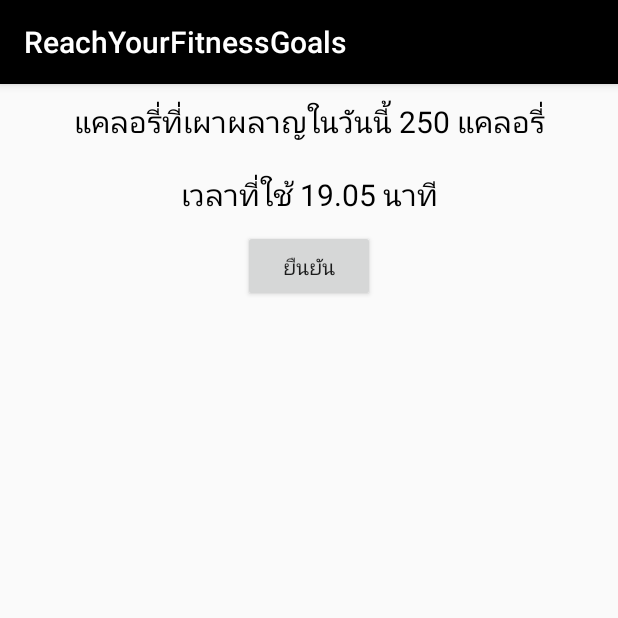
After one commit to mataskuntipalo/RYFG, an Android app: the fragment fragment_sumExe shown on its own in the app's theme, on a phone screen of 412 x 824 dp, the top half of it. The commit adds this screen. Run offline under Robolectric (Android 15) with nearby library versions, the phone set to English and light mode, and no system bars.

Commit message:
insert fonts.

```diff
--- a/ReachYourFitnessGoals_Mobile/app/src/main/java/com/finalproject/reachyourfitnessgoals/activity/LoginActivity.java
+++ b/ReachYourFitnessGoals_Mobile/app/src/main/java/com/finalproject/reachyourfitnessgoals/activity/LoginActivity.java
@@ -23,6 +23,7 @@ import com.finalproject.reachyourfitnessgoals.fragment.fragment_list;
 import com.finalproject.reachyourfitnessgoals.fragment.fragment_signUp;
 
 
+import uk.co.chrisjenx.calligraphy.CalligraphyConfig;
 import uk.co.chrisjenx.calligraphy.CalligraphyContextWrapper;
 
 public class LoginActivity extends AppCompatActivity {
@@ -38,6 +39,7 @@ public class LoginActivity extends AppCompatActivity {
     protected void onCreate(Bundle savedInstanceState) {
         super.onCreate(savedInstanceState);
         setContentView(R.layout.activity_login);
+
 
         //showIntro();
         signUp = (TextView)findViewById(R.id.signUp_text);
--- a/ReachYourFitnessGoals_Mobile/app/src/main/java/com/finalproject/reachyourfitnessgoals/activity/MainActivity.java
+++ b/ReachYourFitnessGoals_Mobile/app/src/main/java/com/finalproject/reachyourfitnessgoals/activity/MainActivity.java
@@ -46,6 +46,8 @@ import org.json.JSONException;
 import org.json.JSONObject;
 
 import java.util.ArrayList;
+
+import uk.co.chrisjenx.calligraphy.CalligraphyContextWrapper;
 
 import static android.R.attr.fragment;
 import static android.R.attr.id;
@@ -246,6 +248,10 @@ public class MainActivity extends AppCompatActivity {
     }
 
 
+    @Override // ต้องใส่อันนี้ถึงจะเปลี่ยนฟ้อน
+    protected void attachBaseContext(Context newBase) {
+        super.attachBaseContext(CalligraphyContextWrapper.wrap(newBase));
+    }
 
 
 
--- /dev/null
+++ b/ReachYourFitnessGoals_Mobile/app/src/main/java/com/finalproject/reachyourfitnessgoals/fragment/fragment_sumExe.java
@@ -0,0 +1,48 @@
+package com.finalproject.reachyourfitnessgoals.fragment;
+
+
+import android.content.Intent;
+import android.os.Bundle;
+import android.support.v4.app.Fragment;
+import android.view.LayoutInflater;
+import android.view.View;
+import android.view.ViewGroup;
+import android.widget.Button;
+
+import com.finalproject.reachyourfitnessgoals.R;
+import com.finalproject.reachyourfitnessgoals.activity.MainActivity;
+
+/**
+ * A simple {@link Fragment} subclass.
+ */
+public class fragment_sumExe extends Fragment {
+
+
+    public fragment_sumExe() {
+        // Required empty public constructor
+    }
+
+    public static fragment_sumExe newInstance() {
+        fragment_sumExe fragment = new fragment_sumExe();
+        return fragment;
+    }
+
+    @Override
+    public View onCreateView(LayoutInflater inflater, ViewGroup container,
+                             Bundle savedInstanceState) {
+        // Inflate the layout for this fragment
+         View rootview = inflater.inflate(R.layout.fragment_sum_exe, container, false);
+
+        Button button = (Button) rootview.findViewById(R.id.done_Button_sumExe);
+
+        button.setOnClickListener(new View.OnClickListener() {
+            @Override
+            public void onClick(View v) {
+                Intent intent = new Intent(getActivity(), MainActivity.class);
+                startActivity(intent);
+            }
+        });
+        return rootview;
+    }
+
+}
--- a/ReachYourFitnessGoals_Mobile/app/src/main/res/layout/activity_login.xml
+++ b/ReachYourFitnessGoals_Mobile/app/src/main/res/layout/activity_login.xml
@@ -38,6 +38,7 @@
         android:text="RYFG"
         android:gravity="center_horizontal"
         android:id="@+id/logoText"
+
         />
 
     <RelativeLayout
--- /dev/null
+++ b/ReachYourFitnessGoals_Mobile/app/src/main/res/layout/fragment_sum_exe.xml
@@ -0,0 +1,34 @@
+<LinearLayout xmlns:android="http://schemas.android.com/apk/res/android"
+    xmlns:tools="http://schemas.android.com/tools"
+    android:layout_width="match_parent"
+    android:layout_height="match_parent"
+    android:orientation="vertical"
+    tools:context="com.finalproject.reachyourfitnessgoals.fragment.fragment_sumExe">
+
+    <!-- TODO: Update blank fragment layout -->
+    <TextView
+        android:layout_width="match_parent"
+        android:layout_height="wrap_content"
+        android:textSize="20sp"
+        android:textColor="@color/colorBlack"
+        android:text="แคลอรี่ที่เผาผลาญในวันนี้ 250 แคลอรี่"
+        android:gravity="center"
+        android:layout_margin="10dp"/>
+
+    <TextView
+        android:layout_width="match_parent"
+        android:layout_height="wrap_content"
+        android:textSize="20sp"
+        android:textColor="@color/colorBlack"
+        android:text="เวลาที่ใช้ 19.05 นาที"
+        android:gravity="center"
+        android:layout_margin="10dp"/>
+
+    <Button
+        android:layout_width="wrap_content"
+        android:layout_height="wrap_content"
+        android:layout_gravity="center_horizontal"
+        android:text="ยืนยัน"
+        android:id="@+id/done_Button_sumExe"/>
+
+</LinearLayout>
```
Also changed, not shown: ReachYourFitnessGoals_Mobile/app/src/main/java/com/finalproject/reachyourfitnessgoals/fragment/fragment_exercise.java (+18 -0 lines), ReachYourFitnessGoals_Mobile/app/src/main/java/com/finalproject/reachyourfitnessgoals/models/GlobalData.java (+12 -0 lines), ReachYourFitnessGoals_Mobile/app/src/main/res/layout/fragment_exercise.xml (+26 -2 lines).
